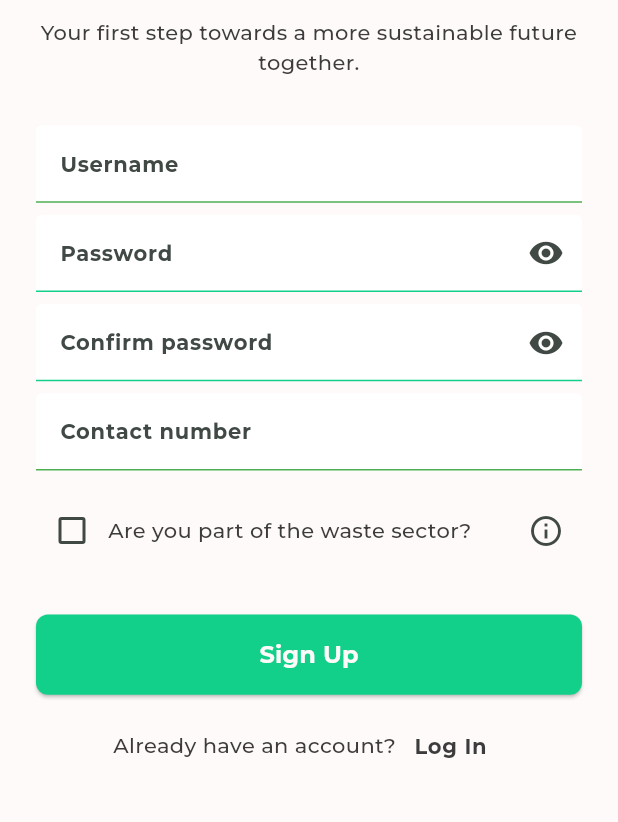
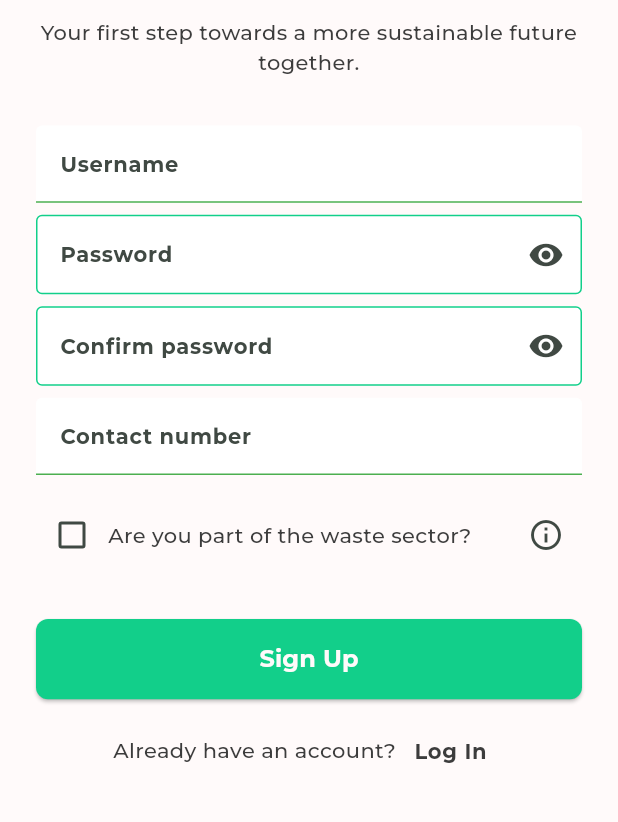
Before and after one commit to simonvque/ISPROJ2REGAIN_MOBILE, a Flutter app: the RegistrationScreen screen opened directly, on a phone screen of 412 x 824 dp, the part 305-1127 px from its top. Run offline on Flutter 3.47's test engine with Material 3 defaults, Android fonts, the phone set to English and light mode, and no system bars; our stand-ins replace carousel_slider, flutter_markdown, get, get_storage, iconsax_flutter, percent_indicator and 1 more; accounts and stored records are empty; project files that could hold a hidden picture were left out; key blocks and very long unbroken strings in the code were emptied for the run.

```diff
--- a/lib/features/screens/registration/registration.dart
+++ b/lib/features/screens/registration/registration.dart
@@ -10,7 +10,6 @@ import '../../../themes/elements/button_styles.dart';
 import '../../../themes/elements/input fields/password_textbox.dart';
 import '../../../themes/elements/input fields/regain_textbox.dart';
 import '../login/login.dart';
-
 
 class RegistrationScreen extends StatefulWidget {
   const RegistrationScreen({super.key});
@@ -63,19 +62,29 @@ class _RegistrationScreenState extends State<RegistrationScreen> {
                     crossAxisAlignment: CrossAxisAlignment.stretch,
                     children: [
                       // Username
-                      const RegainTextbox(labelText: ReGainTexts.username, isUnderlineBorder: true),
-                      const SizedBox(height: ReGainSizes.spaceBtwInputFields / 2),
+                      const RegainTextbox(
+                          labelText: ReGainTexts.username,
+                          isUnderlineBorder: true),
+                      const SizedBox(
+                          height: ReGainSizes.spaceBtwInputFields / 2),
 
                       // Password
-                      const PasswordTextFormField(labelText: ReGainTexts.password, isUnderlineBorder: true,),
-                      const SizedBox(height: ReGainSizes.spaceBtwInputFields / 2),
+                      const PasswordTextFormField(
+                          labelText: ReGainTexts.password),
+                      const SizedBox(
+                          height: ReGainSizes.spaceBtwInputFields / 2),
 
                       // Confirm Password
-                      const PasswordTextFormField(labelText: ReGainTexts.confirmPassword, isUnderlineBorder: true),
-                      const SizedBox(height: ReGainSizes.spaceBtwInputFields / 2),
+                      const PasswordTextFormField(
+                          labelText: ReGainTexts.confirmPassword),
+                      const SizedBox(
+                          height: ReGainSizes.spaceBtwInputFields / 2),
 
                       // Contact Number
-                      const RegainTextbox(labelText: ReGainTexts.contactNumber, keyboardType: TextInputType.phone, isUnderlineBorder: true),
+                      const RegainTextbox(
+                          labelText: ReGainTexts.contactNumber,
+                          keyboardType: TextInputType.phone,
+                          isUnderlineBorder: true),
                       const SizedBox(height: ReGainSizes.spaceBtwInputFields),
 
                       // Are you part of the waste sector?
@@ -108,7 +117,8 @@ class _RegistrationScreenState extends State<RegistrationScreen> {
                                 builder: (BuildContext context) {
                                   return AlertDialog(
                                     title: Text('Info'),
-                                    content: Text('Information about being part of the waste sector.'),
+                                    content: Text(
+                                        'Information about being part of the waste sector.'),
                                     actions: [
                                       TextButton(
                                         child: Text('OK'),
@@ -130,11 +140,14 @@ class _RegistrationScreenState extends State<RegistrationScreen> {
 
                       RegainButtons(
                         text: ReGainTexts.signUp,
-                        onPressed: (){
+                        onPressed: () {
                           // --- Add validation ---
 
-                          Navigator.pushReplacement(context,
-                              MaterialPageRoute(builder: (context) => const RegistrationOtp()));
+                          Navigator.pushReplacement(
+                              context,
+                              MaterialPageRoute(
+                                  builder: (context) =>
+                                      const RegistrationOtp()));
                         },
                         type: ButtonType.filled,
                         size: ButtonSize.large,
@@ -153,7 +166,8 @@ class _RegistrationScreenState extends State<RegistrationScreen> {
                               onPressed: () {
                                 Navigator.push(
                                   context,
-                                  MaterialPageRoute(builder: (context) => LoginScreen()),
+                                  MaterialPageRoute(
+                                      builder: (context) => LoginScreen()),
                                 );
                               },
                               child: Text(
```
